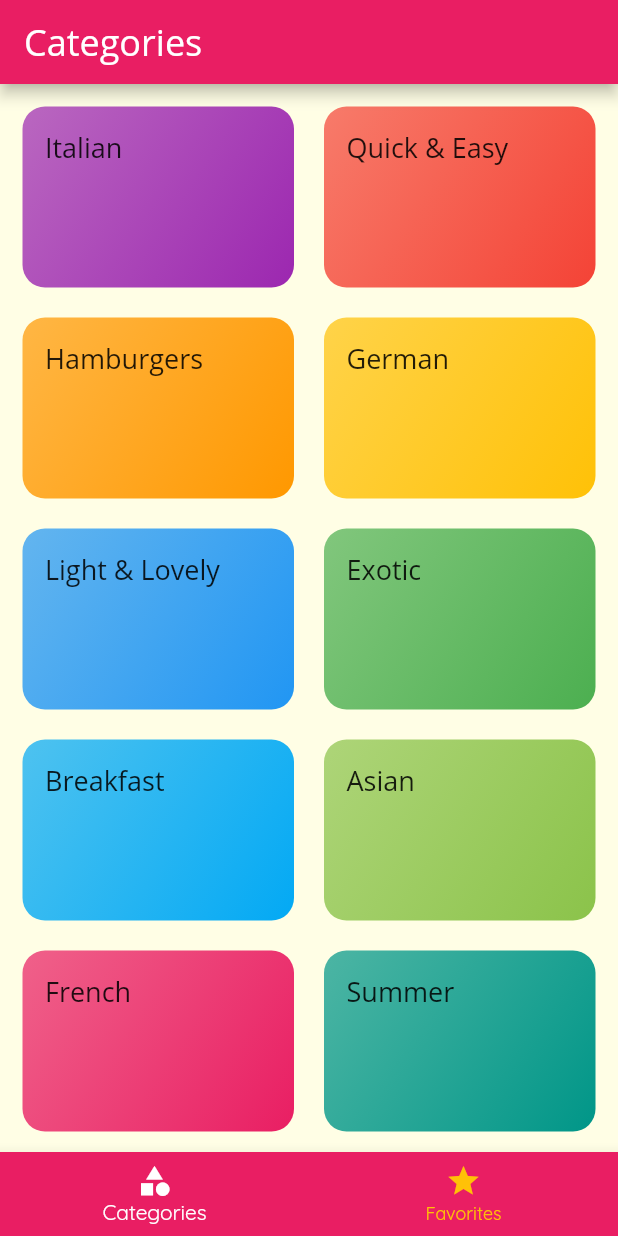
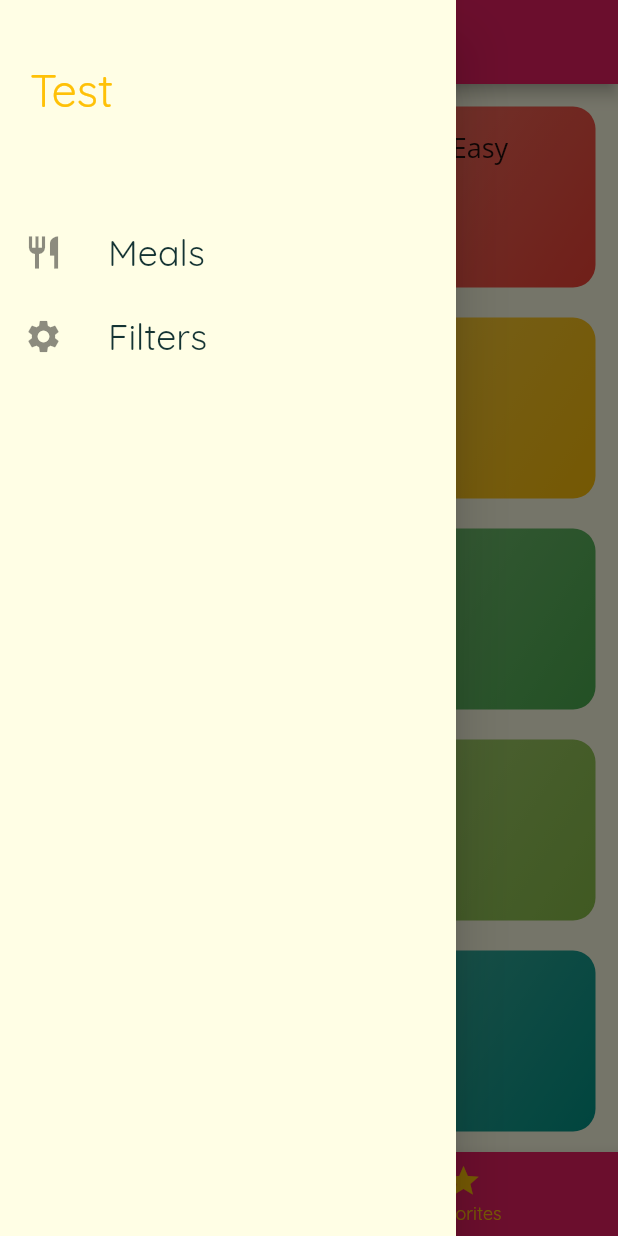
Before and after one commit to boilinux/flutter-meals, a Flutter app: the screen it shows after launch, with the side drawer open (before the commit the screen has no drawer), on a phone screen of 412 x 824 dp. Run offline on Flutter 3.47's test engine with Material 2 defaults, Android fonts, the light colour scheme and no system bars.

Commit message:
Add drawer.

```diff
--- /dev/null
+++ b/lib/widgets/screen/display/drawer/main_drawer.dart
@@ -0,0 +1,50 @@
+import 'package:flutter/material.dart';
+
+class MainDrawer extends StatelessWidget {
+  const MainDrawer({Key? key}) : super(key: key);
+
+  Widget buildListTiles(String title, IconData icon) {
+    return ListTile(
+      leading: Icon(
+        icon,
+        size: 26,
+      ),
+      title: Text(
+        title,
+        style: TextStyle(
+          fontSize: 24,
+        ),
+      ),
+      onTap: () {},
+    );
+  }
+
+  @override
+  Widget build(BuildContext context) {
+    return Drawer(
+      child: Column(
+        children: [
+          Container(
+            height: 120,
+            width: double.infinity,
+            padding: EdgeInsets.all(20),
+            alignment: Alignment.centerLeft,
+            child: Text(
+              'Test',
+              style: TextStyle(
+                fontWeight: FontWeight.normal,
+                fontSize: 30,
+                color: Theme.of(context).accentColor,
+              ),
+            ),
+          ),
+          SizedBox(
+            height: 20,
+          ),
+          buildListTiles('Meals', Icons.restaurant),
+          buildListTiles('Filters', Icons.settings),
+        ],
+      ),
+    );
+  }
+}
--- a/lib/widgets/screen/display/tab/display_bottom_tab.dart
+++ b/lib/widgets/screen/display/tab/display_bottom_tab.dart
@@ -2,6 +2,7 @@ import 'package:flutter/material.dart';
 
 import '../../main/main_category.dart';
 import './tab_favorites.dart';
+import '../drawer/main_drawer.dart';
 
 class DisplayBottommTab extends StatefulWidget {
   const DisplayBottommTab({Key? key}) : super(key: key);
@@ -36,6 +37,7 @@ class _DisplayBottommTabState extends State<DisplayBottommTab> {
       appBar: AppBar(
         title: Text(_pages[_selectedPageIndex]['title']),
       ),
+      drawer: MainDrawer(),
       body: _pages[_selectedPageIndex]['page'],
       bottomNavigationBar: BottomNavigationBar(
           onTap: _selectPage,
```
